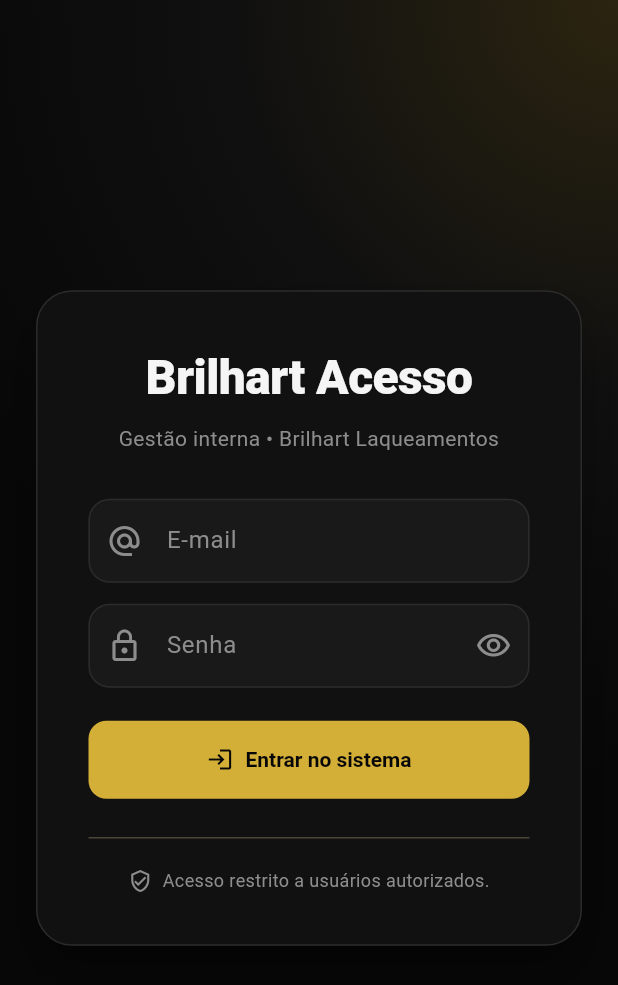
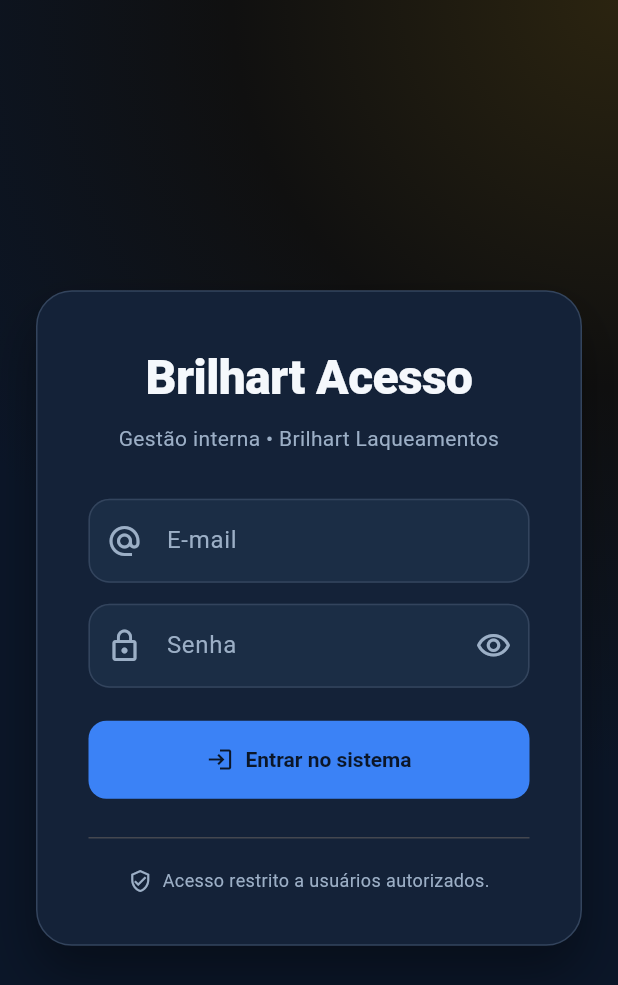
Before and after one commit to Tdk17/Brilhart_Sistem, a Flutter app: the screen it shows after launch, on a phone screen of 412 x 824 dp. Shown: the top 985 px of the screen. Run offline on Flutter 3.47's test engine with Material 3 defaults, Android fonts, the phone set to English and light mode, and no system bars; our stand-ins replace file_picker, get_it, go_router, shared_preferences, signals; Roboto replaces fonts that are missing (Arial).

Commit message:
style: adopt corporate midnight blue and slate theme

```diff
--- a/lib/core/theme/app_theme.dart
+++ b/lib/core/theme/app_theme.dart
@@ -1,17 +1,22 @@
 import 'package:flutter/material.dart';
 
 abstract final class AppColors {
-  static const black = Color(0xFF070707);
-  static const surface = Color(0xFF111111);
-  static const surfaceAlt = Color(0xFF191919);
-  static const surfaceElevated = Color(0xFF202020);
-  static const border = Color(0xFF2B2B2B);
-  static const silver = Color(0xFFC8C8C8);
-  static const silverDark = Color(0xFF8D8D8D);
-  static const gold = Color(0xFFD4AF37);
-  static const goldSoft = Color(0xFFF0D87A);
-  static const goldDark = Color(0xFF9E7E1C);
-  static const white = Color(0xFFF5F5F5);
+  static const black = Color(0xFF0B1628);
+  static const surface = Color(0xFF142238);
+  static const surfaceAlt = Color(0xFF1B2D45);
+  static const surfaceElevated = Color(0xFF263449);
+  static const border = Color(0xFF33445D);
+  static const silver = Color(0xFFD6DEE9);
+  static const silverDark = Color(0xFF9CAFC6);
+  // Legacy names kept for compatibility with existing widgets.
+  // Their values now follow the corporate blue design system.
+  static const gold = Color(0xFF3B82F6);
+  static const goldSoft = Color(0xFF93C5FD);
+  static const goldDark = Color(0xFF2563EB);
+  static const white = Color(0xFFF5F8FC);
+  static const blue = gold;
+  static const blueLight = goldSoft;
+  static const blueDark = goldDark;
   static const danger = Color(0xFFD9534F);
   static const success = Color(0xFF3FAE76);
   static const warning = Color(0xFFE1A23A);
```
